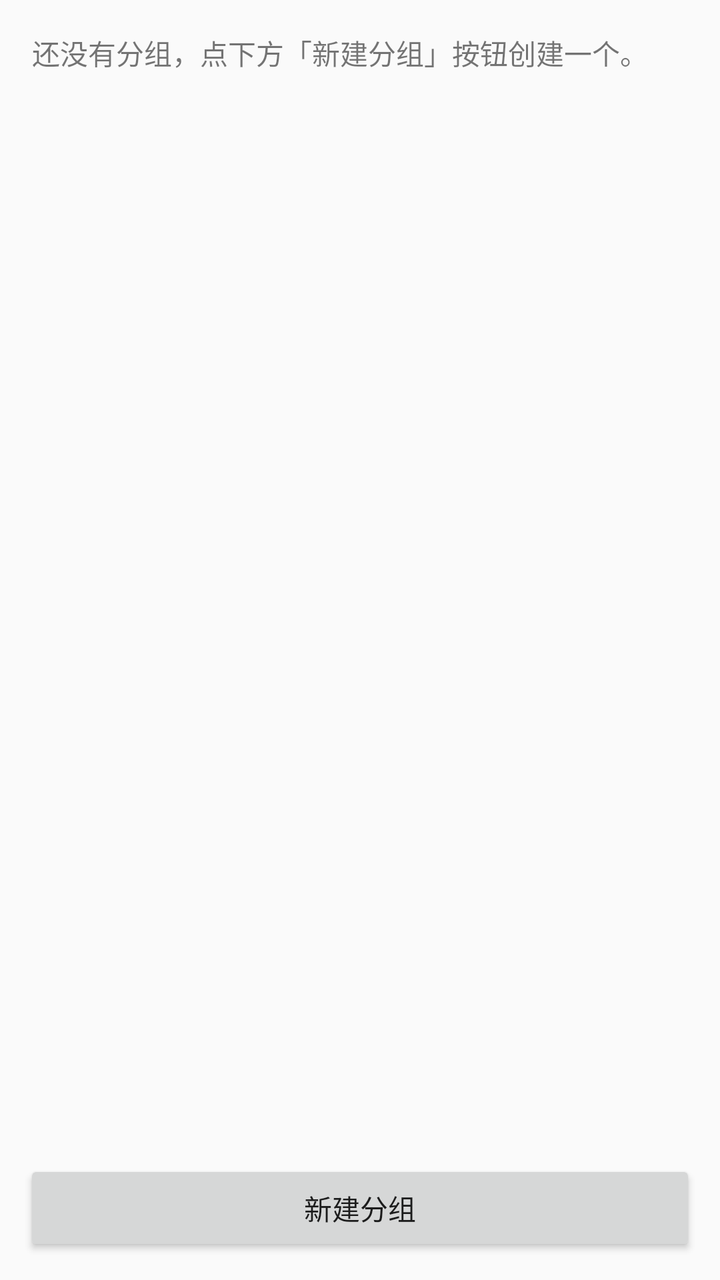
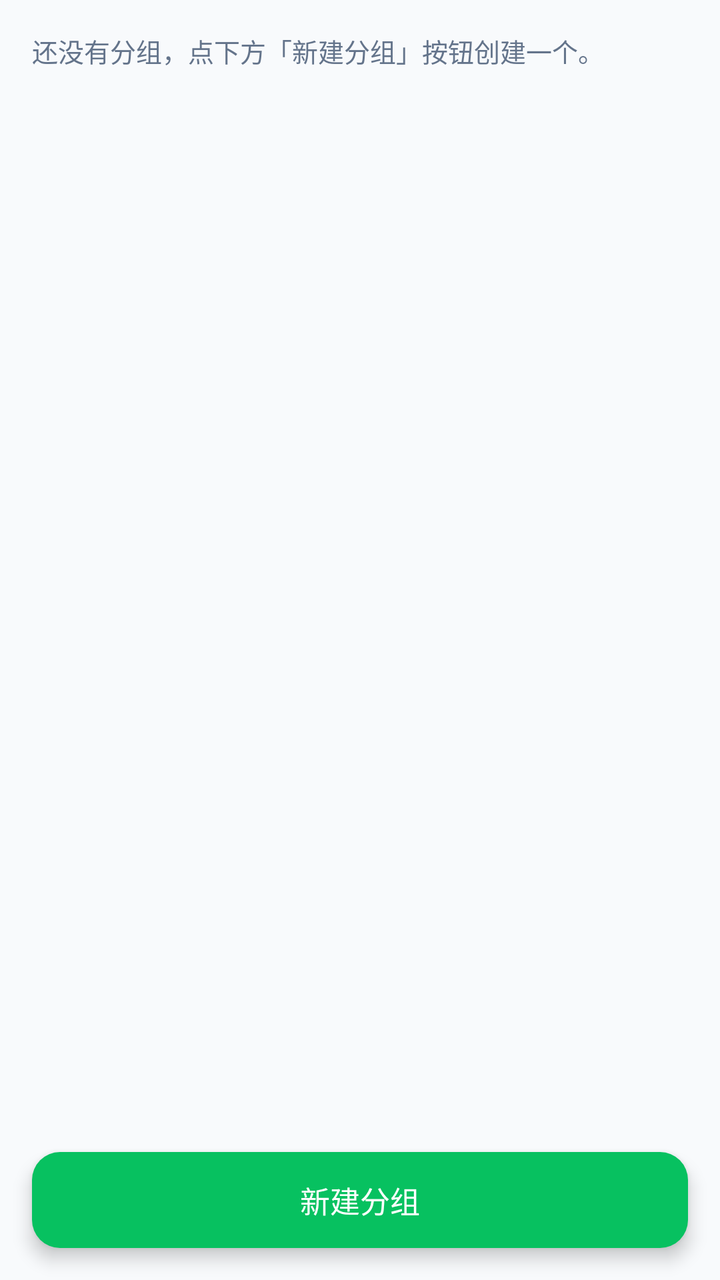

Screens rendered from an Android XML layout before and after an edit, with the pre-edit source and the edit as a unified diff.
<!-- AndroidManifest.xml: application theme AppTheme -->
<!-- res/layout/activity_groups.xml -->
<?xml version="1.0" encoding="utf-8"?>
<LinearLayout xmlns:android="http://schemas.android.com/apk/res/android"
    android:layout_width="match_parent"
    android:layout_height="match_parent"
    android:orientation="vertical">

    <TextView
        android:id="@+id/tv_hint"
        android:layout_width="match_parent"
        android:layout_height="wrap_content"
        android:padding="16dp"
        android:text="@string/group_empty"
        android:textSize="14sp" />

    <ListView
        android:id="@+id/list_groups"
        android:layout_width="match_parent"
        android:layout_height="0dp"
        android:layout_weight="1" />

    <Button
        android:id="@+id/btn_add"
        android:layout_width="match_parent"
        android:layout_height="wrap_content"
        android:layout_margin="12dp"
        android:text="@string/group_add" />
</LinearLayout>
<!-- resources referenced by this layout -->
<resources>
  <string name="group_add">新建分组</string>
  <string name="group_empty">还没有分组，点下方「新建分组」按钮创建一个。</string>
  <style name="AppTheme" parent="Theme.AppCompat.DayNight.DarkActionBar">
          <item name="colorPrimary">@android:color/holo_green_dark</item>
          <item name="colorPrimaryDark">@android:color/holo_green_dark</item>
          <item name="colorAccent">@android:color/holo_green_light</item>
      </style>
</resources>

<!-- the commit's change to res/layout/activity_groups.xml (unified diff, before → after) -->
@@ -2,26 +2,37 @@
 <LinearLayout xmlns:android="http://schemas.android.com/apk/res/android"
     android:layout_width="match_parent"
     android:layout_height="match_parent"
+    android:background="@color/wg_page_bg"
     android:orientation="vertical">
 
     <TextView
         android:id="@+id/tv_hint"
-        android:layout_width="match_parent"
-        android:layout_height="wrap_content"
-        android:padding="16dp"
+        style="@style/WgRowSub"
+        android:paddingStart="16dp"
+        android:paddingEnd="16dp"
+        android:paddingTop="14dp"
+        android:paddingBottom="14dp"
         android:text="@string/group_empty"
-        android:textSize="14sp" />
+        android:textSize="13sp" />
 
     <ListView
         android:id="@+id/list_groups"
         android:layout_width="match_parent"
         android:layout_height="0dp"
-        android:layout_weight="1" />
+        android:layout_weight="1"
+        android:clipToPadding="false"
+        android:divider="@color/wg_border"
+        android:dividerHeight="1dp"
+        android:paddingBottom="8dp" />
 
     <Button
         android:id="@+id/btn_add"
+        style="@style/WgButton"
         android:layout_width="match_parent"
         android:layout_height="wrap_content"
-        android:layout_margin="12dp"
+        android:layout_marginStart="@dimen/wg_content_side"
+        android:layout_marginEnd="@dimen/wg_content_side"
+        android:layout_marginTop="4dp"
+        android:layout_marginBottom="@dimen/wg_content_side"
         android:text="@string/group_add" />
 </LinearLayout>
<!-- resource entries referenced after the edit -->
@@ -1,11 +1,73 @@
 <!-- resources referenced by this layout -->
 <resources>
+  <color name="wg_border">#FFE2E8F0</color>
+  <color name="wg_page_bg">#FFF8FAFC</color>
+  <dimen name="wg_content_side">16dp</dimen>
   <string name="group_add">新建分组</string>
   <string name="group_empty">还没有分组，点下方「新建分组」按钮创建一个。</string>
-  <style name="AppTheme" parent="Theme.AppCompat.DayNight.DarkActionBar">
-          <item name="colorPrimary">@android:color/holo_green_dark</item>
-          <item name="colorPrimaryDark">@android:color/holo_green_dark</item>
-          <item name="colorAccent">@android:color/holo_green_light</item>
+  <style name="WgButton" parent="Widget.AppCompat.Button">
+          <item name="android:background">@drawable/bg_wg_button</item>
+          <item name="android:textColor">@android:color/white</item>
+          <item name="android:textSize">15sp</item>
+          <item name="android:textAllCaps">false</item>
+          <item name="android:minHeight">48dp</item>
+          <item name="android:stateListAnimator">@animator/wg_lift</item>
       </style>
+  <style name="WgRowSub">
+          <item name="android:layout_width">match_parent</item>
+          <item name="android:layout_height">wrap_content</item>
+          <item name="android:textColor">@color/wg_text_secondary</item>
+          <item name="android:textSize">12sp</item>
+          <item name="android:lineSpacingExtra">2dp</item>
+          <item name="android:includeFontPadding">false</item>
+          <item name="android:layout_marginTop">2dp</item>
+      </style>
+  <style name="AppTheme" parent="AppTheme.Base">
+          <item name="android:windowLightStatusBar">true</item>
+          <item name="android:windowLightNavigationBar">true</item>
+      </style>
+  <!-- drawable bg_wg_button (drawable) -->
+  <?xml version="1.0" encoding="utf-8"?>
+  <ripple xmlns:android="http://schemas.android.com/apk/res/android"
+      android:color="@color/wg_ripple_on_brand">
+      <item
+          android:id="@android:id/mask"
+          android:gravity="fill">
+          <shape android:shape="rectangle">
+              <solid android:color="@android:color/white" />
+              <corners android:radius="@dimen/wg_radius_btn" />
+          </shape>
+      </item>
+      <item>
+          <shape android:shape="rectangle">
+              <solid android:color="@color/wg_brand" />
+              <corners android:radius="@dimen/wg_radius_btn" />
+          </shape>
+      </item>
+  </ripple>
+  <color name="wg_text_secondary">#FF64748B</color>
+  <style name="AppTheme.Base" parent="Theme.AppCompat.DayNight.DarkActionBar">
+          
+          <item name="colorPrimary">@color/wg_brand</item>
+          <item name="colorPrimaryDark">@color/wg_brand_strong</item>
+          <item name="colorAccent">@color/wg_brand</item>
+          <item name="colorControlNormal">@color/wg_text_secondary</item>
+          <item name="colorControlActivated">@color/wg_brand</item>
+          <item name="colorControlHighlight">@color/wg_ripple</item>
+  
+          
+          <item name="android:textColorPrimary">@color/wg_text_primary</item>
+          <item name="android:textColorSecondary">@color/wg_text_secondary</item>
+  
+          <item name="android:windowBackground">@color/wg_page_bg</item>
+          <item name="android:statusBarColor">@color/wg_page_bg</item>
+          <item name="android:navigationBarColor">@color/wg_page_bg</item>
+      </style>
+  <color name="wg_ripple_on_brand">#33FFFFFF</color>
+  <dimen name="wg_radius_btn">14dp</dimen>
+  <color name="wg_brand">#FF07C160</color>
+  <color name="wg_brand_strong">#FF059669</color>
+  <color name="wg_ripple">#14000000</color>
+  <color name="wg_text_primary">#FF1F2937</color>
 </resources>
 
